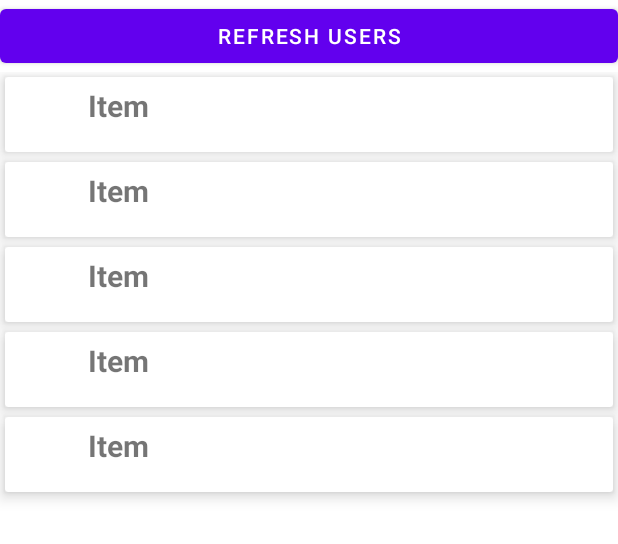
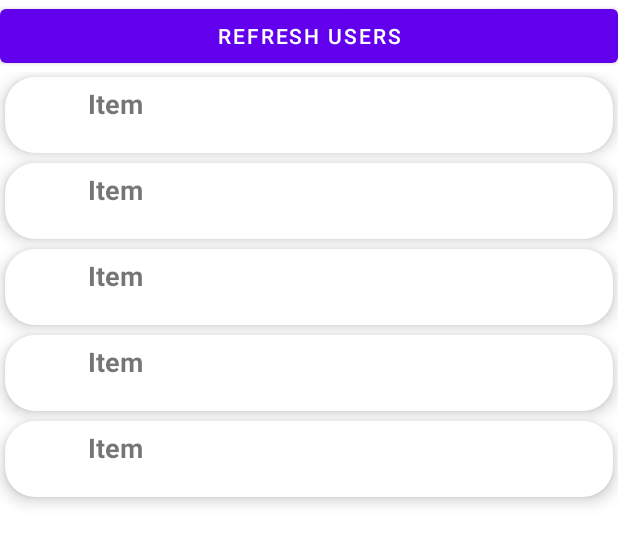
Before and after one commit to furnivall/HushChat, an Android app: the layout activity_contacts.xml on its own in the app's theme, with its tools: preview values and no code run, on a phone screen of 412 x 824 dp. Shown: the top 544 px of the screen. Run offline under Robolectric (Android 15) with nearby library versions, the light colour scheme and no system bars.

Commit message:
wrapped text in cardview

```diff
--- a/HushChat/app/src/main/java/com/example/hushchat/MessageListAdapter.kt
+++ b/HushChat/app/src/main/java/com/example/hushchat/MessageListAdapter.kt
@@ -4,6 +4,7 @@ import android.graphics.Color
 import android.view.LayoutInflater
 import android.view.View
 import android.view.ViewGroup
+import android.widget.LinearLayout
 import android.widget.TextView
 import androidx.recyclerview.widget.DiffUtil
 import androidx.recyclerview.widget.ListAdapter
@@ -25,11 +26,12 @@ class MessageListAdapter : ListAdapter<ChatMessage, MessageListAdapter.MessageVi
     class MessageViewHolder(itemView: View) : RecyclerView.ViewHolder(itemView) {
         private val messageTimeStampView: TextView = itemView.findViewById(R.id.timestamp)
         private val messageItemView: TextView = itemView.findViewById(R.id.textView1)
+        private val messageLinearLayout: LinearLayout = itemView.findViewById(R.id.chatLinearLayout)
         fun bind(text: String?, timestamp:String, sender:String) {
             messageItemView.text = text
             messageTimeStampView.text = timestamp
             if (sender=="me") {
-                messageItemView.setBackgroundColor(Color.parseColor("#005EB8"))
+                messageLinearLayout.setBackgroundColor(Color.parseColor("#005EB8"))
                 messageItemView.setTextColor(Color.WHITE)
                 messageTimeStampView.setTextColor(Color.WHITE)
                 messageTimeStampView.setBackgroundColor(Color.parseColor("#005EB8"))
--- a/HushChat/app/src/main/res/layout/card_view_design.xml
+++ b/HushChat/app/src/main/res/layout/card_view_design.xml
@@ -3,11 +3,13 @@
     xmlns:android="http://schemas.android.com/apk/res/android"
     xmlns:app="http://schemas.android.com/apk/res-auto"
     android:layout_width="match_parent"
-    android:layout_height="50dp"
+    android:layout_height="wrap_content"
     android:layout_margin="3dp"
+    app:cardCornerRadius="20dp"
     app:cardElevation="6dp">
 
     <LinearLayout
+        android:id="@+id/chatLinearLayout"
         android:layout_width="match_parent"
         android:layout_height="wrap_content"
         android:orientation="horizontal"
@@ -21,9 +23,10 @@
             android:id="@+id/timestamp"
             android:layout_width="wrap_content"
             android:layout_marginStart="0dp"
+            android:fontFamily="sans-serif"
             android:text=""
             android:layout_height="wrap_content"
-            android:textSize="11sp" />
+            android:textSize="12sp" />
 
         <TextView
             android:id="@+id/textView1"
@@ -31,7 +34,8 @@
             android:layout_height="wrap_content"
             android:layout_marginStart="10dp"
             android:text="@string/item"
-            android:textSize="20sp"
+            android:textSize="18sp"
+            android:fontFamily="sans-serif"
             android:textStyle="bold" />
 
     </LinearLayout>
```
Also changed, not shown: HushChat/app/src/main/java/com/example/hushchat/MainActivity.kt (+0 -42 lines).
